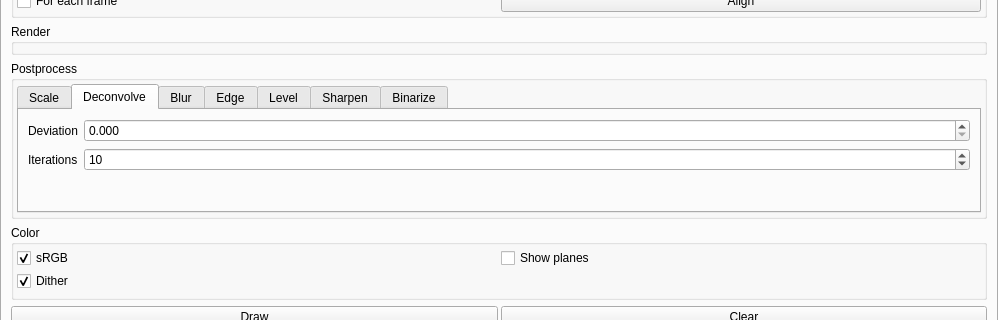
This is interface/gui/mainwindow.ui in spillerrec/Overmix as Qt 5 draws it before an edit; both pictures show x 0 to 998 and y 109 to 429 of the 998 by 804 pixel window. The edited form follows.
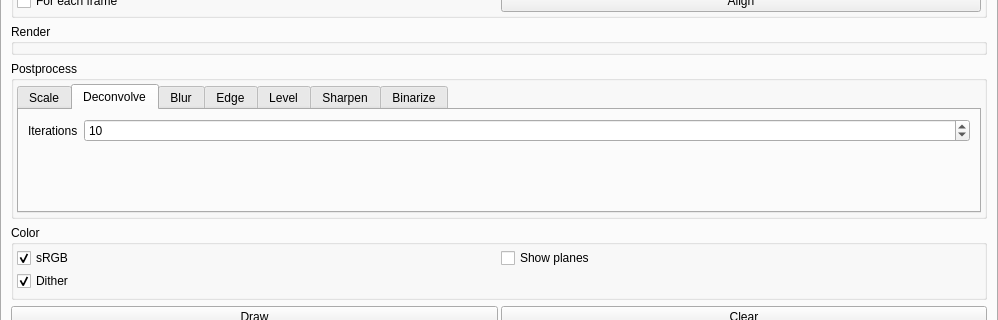
This is the edited form. The open tabs and pages were chosen to show the change.

Commit message: ADD: Spinbox2D to post-processing deconvolution #71

Patch:
```diff
--- a/interface/gui/mainwindow.ui
+++ b/interface/gui/mainwindow.ui
@@ -227,32 +227,15 @@
                 <attribute name="title">
                  <string>Deconvolve</string>
                 </attribute>
-                <layout class="QFormLayout" name="formLayout">
-                 <item row="1" column="0">
-                  <widget class="QLabel" name="label_10">
-                   <property name="text">
-                    <string>Deviation</string>
-                   </property>
-                  </widget>
-                 </item>
-                 <item row="1" column="1">
-                  <widget class="QDoubleSpinBox" name="dsbx_deviation">
-                   <property name="decimals">
-                    <number>3</number>
-                   </property>
-                   <property name="singleStep">
-                    <double>0.050000000000000</double>
-                   </property>
-                  </widget>
-                 </item>
-                 <item row="3" column="0">
+                <layout class="QFormLayout" name="post_deconvolve_layout">
+                 <item row="2" column="0">
                   <widget class="QLabel" name="label_11">
                    <property name="text">
                     <string>Iterations</string>
                    </property>
                   </widget>
                  </item>
-                 <item row="3" column="1">
+                 <item row="2" column="1">
                   <widget class="QSpinBox" name="sbx_iterations">
                    <property name="maximum">
                     <number>1000</number>
@@ -265,8 +248,8 @@
                    </property>
                   </widget>
                  </item>
-                 <item row="4" column="1">
-                  <spacer name="verticalSpacer_6">
+                 <item row="3" column="0">
+                  <spacer name="verticalSpacer_7">
                    <property name="orientation">
                     <enum>Qt::Vertical</enum>
                    </property>
@@ -278,8 +261,8 @@
                    </property>
                   </spacer>
                  </item>
-                 <item row="4" column="0">
-                  <spacer name="verticalSpacer_7">
+                 <item row="3" column="1">
+                  <spacer name="verticalSpacer_6">
                    <property name="orientation">
                     <enum>Qt::Vertical</enum>
                    </property>
```
The commit also changes 3 other files.
